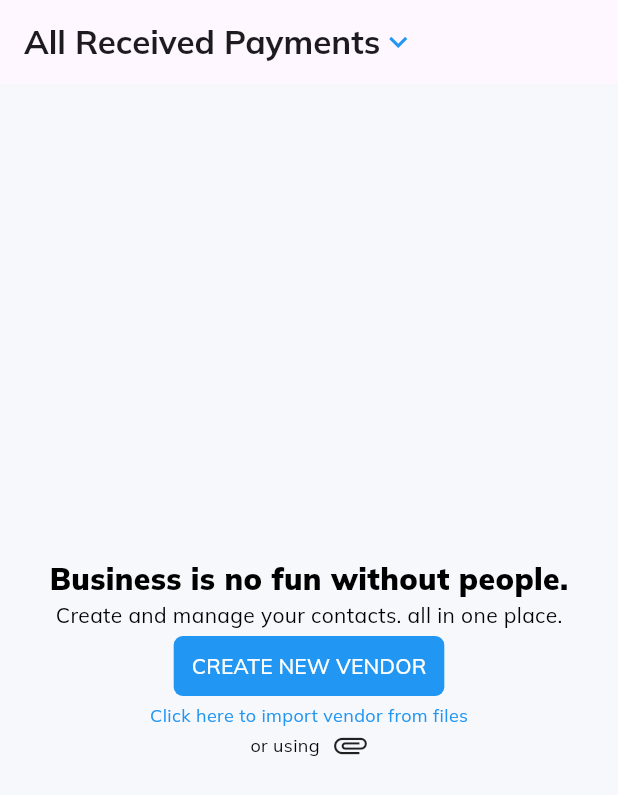
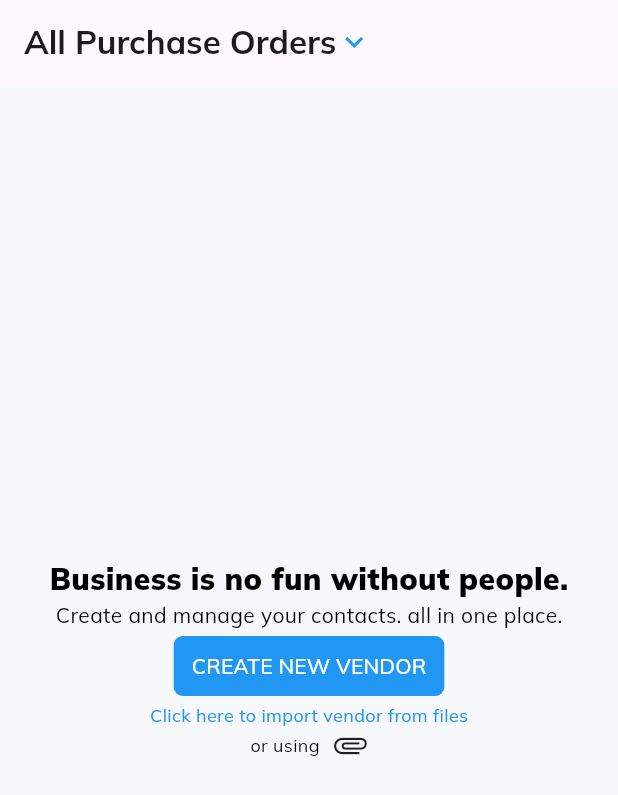
Before and after one commit to DinuchDev/vet-inventory-management, a Flutter app: the VendorsView screen opened directly, on a phone screen of 412 x 824 dp. Shown: the top 795 px of the screen. Run offline on Flutter 3.47's test engine with Material 3 defaults, Android fonts, the phone set to English and light mode, and no system bars; our stand-ins replace charts_flutter, data_table_2, get, google_fonts.

Commit message:
feat(vendors): update text

```diff
--- a/lib/app/modules/purchases/vendors/views/vendors_view.dart
+++ b/lib/app/modules/purchases/vendors/views/vendors_view.dart
@@ -15,7 +15,7 @@ class VendorsView extends GetView<VendorsController> {
           title: Row(
             children: [
               Text(
-                'All Received Payments',
+                'All Purchase Orders',
                 style: TextStyle(fontWeight: FontWeight.bold),
               ),
               Icon(
```
